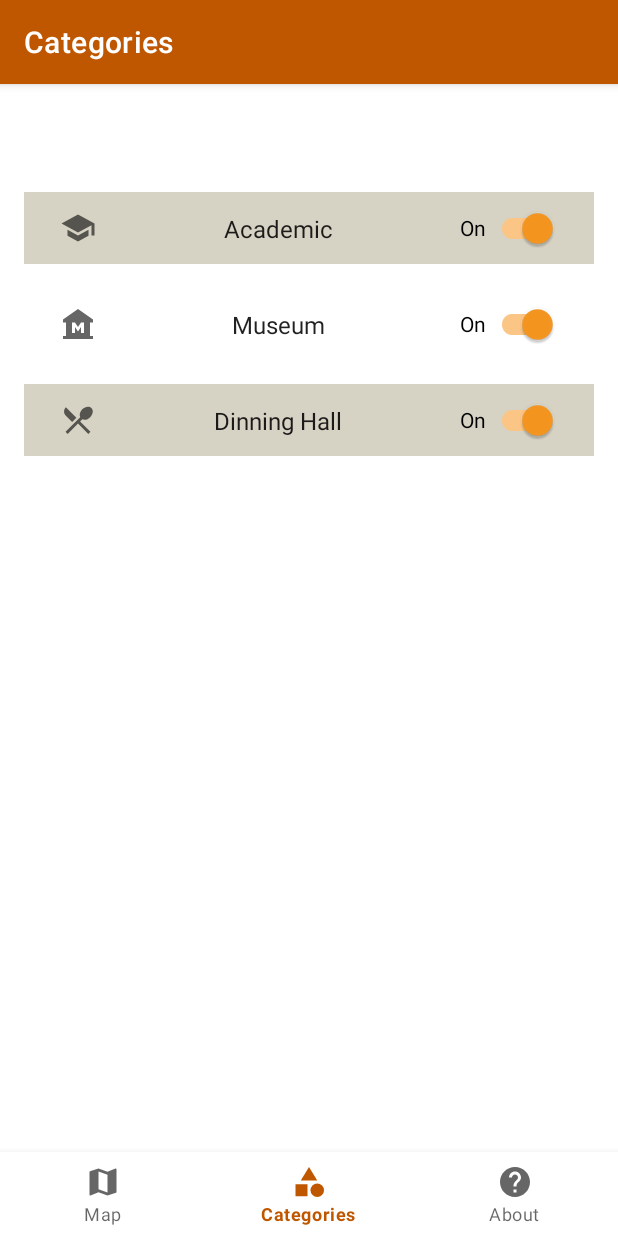
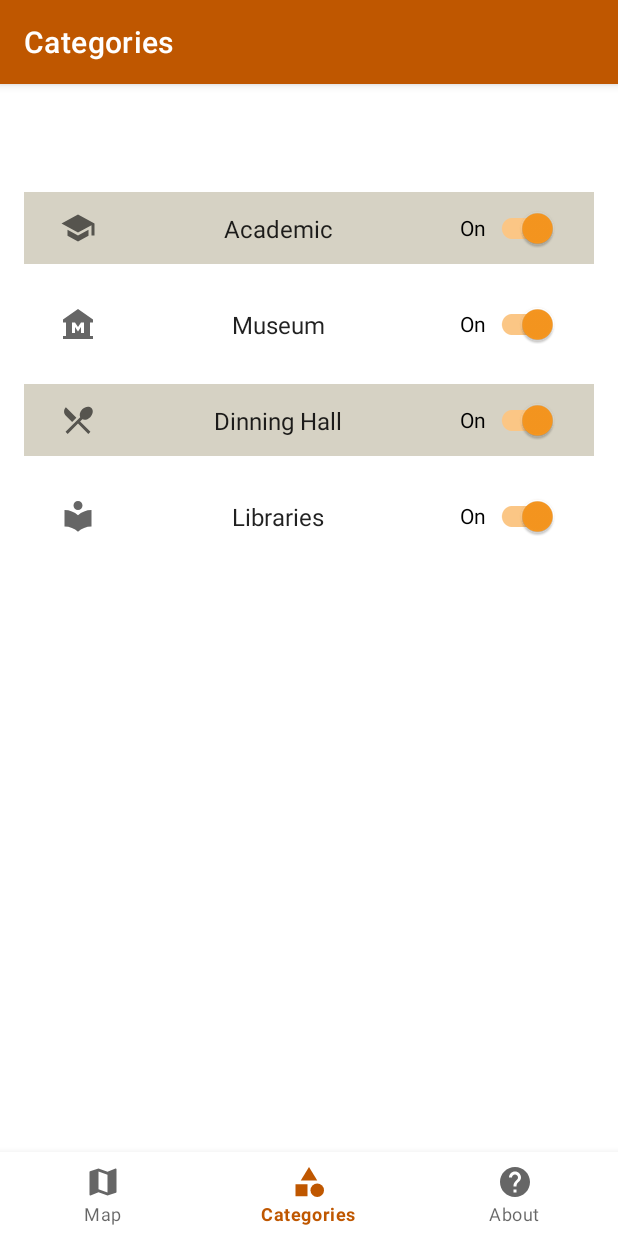
Before and after one commit to coolical/ut-map, an Android app: the screen it shows after launch (MainActivity), item 2 of the bottom bar chosen, on a phone screen of 412 x 824 dp. Run offline under Robolectric (Android 15) with nearby library versions, the phone set to English and light mode, and no system bars; our stand-ins replace navigation-ui; 1 statement that could not run was skipped.

Commit message:
added libraries category

```diff
--- a/app/src/main/java/com/example/ut_map/MapsFragment.kt
+++ b/app/src/main/java/com/example/ut_map/MapsFragment.kt
@@ -27,7 +27,8 @@ import com.google.android.gms.maps.model.*
 
 class MapsFragment : Fragment() {
     private var markers: MutableList<Marker?> = mutableListOf()
-    private val colors: List<Int> = listOf<Int>(R.color.burnt_orange, R.color.dark_gray, R.color.orange, R.color.yellow, R.color.light_green, R.color.green, R.color.teal, R.color.navy_blue, R.color.blue_grey)
+    private val colors: List<Int> = listOf<Int>(R.color.burnt_orange, R.color.dark_gray, R.color.orange,
+        R.color.light_green, R.color.green, R.color.teal, R.color.navy_blue, R.color.blue_grey)
     private lateinit var map: GoogleMap
     @SuppressLint("MissingPermission")
     private var activityResultLauncher: ActivityResultLauncher<Array<String>> =
@@ -62,7 +63,7 @@ class MapsFragment : Fragment() {
             for (location in category.list){
                 val position = LatLng(location.lat, location.long)
                 markers.add(map.addMarker(MarkerOptions().position(position).title(location.name).visible(location.visibility).icon(
-                    vectorToBitmap(category.imageResourceID, resources.getColor(colors[index]))
+                    vectorToBitmap(category.imageResourceID, resources.getColor(colors[index % colors.size]))
                 )))
                 builder.include(position)
             }
--- a/app/src/main/java/com/example/ut_map/data/DataSource.kt
+++ b/app/src/main/java/com/example/ut_map/data/DataSource.kt
@@ -49,7 +49,7 @@ object DataSource {
             listOf("academic")
         ),
         Location(
-            "PCL",
+            "Perry-Castañeda Library",
             30.28282424926724, -97.73824008848051,
             listOf("library")
         ),
@@ -133,6 +133,16 @@ object DataSource {
             "Kinsolving Dinning Hall",
             30.29047938528276, -97.7396850596443,
             listOf("Dinning Hall")
+        ),
+        Location(
+            "Architecture & Planning Library",
+            30.28543186860742, -97.74044567911712,
+            listOf("library")
+        ),
+        Location(
+            "Life Science Library",
+            30.28630048514125, -97.73939807401473,
+            listOf("library")
         )
 
     )
@@ -236,7 +246,67 @@ object DataSource {
                     listOf("Dinning Hall")
                 )
             )
+        ),
+        Category(
+            R.drawable.ic_baseline_local_library_24,
+        "Libraries",
+            listOf(
+                Location(
+                    "Perry-Castañeda Library",
+                    30.28282424926724, -97.73824008848051,
+                    listOf("library")
+                ),
+                Location(
+                    "Architecture & Planning Library",
+                    30.28543186860742, -97.74044567911712,
+                    listOf("library")
+                ),
+                Location(
+                    "Life Science Library",
+                    30.28630048514125, -97.73939807401473,
+                    listOf("library")
+                ),
+                Location(
+                    "Mallet Chemistry Library",
+                    30.286865829324743, -97.73780830197215,
+                    listOf("library")
+                ),
+                Location(
+                    "Classics Library",
+                    30.285223597693644, -97.73773571916931,
+                    listOf("library")
+                ),
+                Location(
+                    "Walter Geology Library",
+                    30.28611486646582, -97.73570407313608,
+                    listOf("library")
+                ),
+                Location(
+                    "Collections Deposit Library",
+                    30.27909200353985, -97.7330234596445,
+                    listOf("library")
+                ),
+                Location(
+                    "LLILAS Benson Latin American Studies and Collections",
+                    30.284002335815607, -97.72927804430005,
+                    listOf("library")
+                ),
+                Location(
+                    "Fine Arts Library",
+                    30.28630508620641, -97.73169535779166,
+                    listOf("library")
+                ),
+                Location(
+                    "McKinney Engineering Library",
+                    30.288160511469933, -97.73556882658004,
+                    listOf("library")
+                ),
+                Location(
+                    "Kuehne Physics Mathematics Astronomy Library",
+                    30.28914422438757, -97.73651617498872,
+                    listOf("library")
+                )
+            )
         )
-
     )
 }
--- /dev/null
+++ b/app/src/main/res/drawable/ic_baseline_local_library_24.xml
@@ -0,0 +1,10 @@
+<vector xmlns:android="http://schemas.android.com/apk/res/android"
+    android:width="24dp"
+    android:height="24dp"
+    android:viewportWidth="24"
+    android:viewportHeight="24"
+    android:tint="?attr/colorControlNormal">
+  <path
+      android:fillColor="@android:color/white"
+      android:pathData="M12,11.55C9.64,9.35 6.48,8 3,8v11c3.48,0 6.64,1.35 9,3.55 2.36,-2.19 5.52,-3.55 9,-3.55V8c-3.48,0 -6.64,1.35 -9,3.55zM12,8c1.66,0 3,-1.34 3,-3s-1.34,-3 -3,-3 -3,1.34 -3,3 1.34,3 3,3z"/>
+</vector>
```
